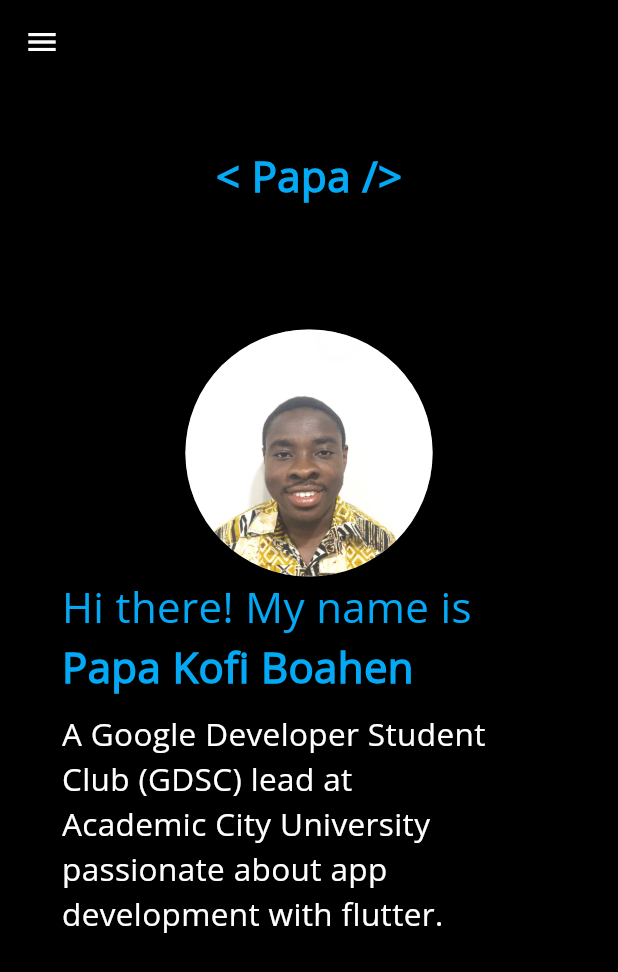
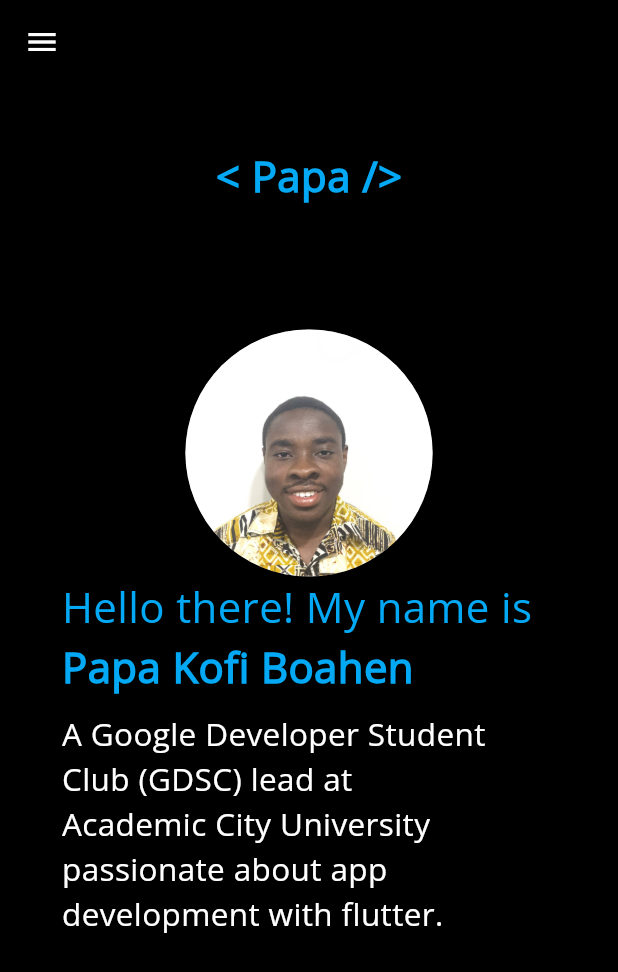
Before and after one commit to StormGear/devportfolio, a Flutter app: the screen it shows after launch, on a phone screen of 412 x 824 dp. Shown: the top 972 px of the screen. Run offline on Flutter 3.47's test engine with Material 2 defaults, Android fonts, the light colour scheme and no system bars; our stand-ins replace firebase_core, get, simple_icons; accounts and stored records are empty; statements that could not run were skipped.

Commit message:
modified address

```diff
--- a/lib/widgets/profile_info.dart
+++ b/lib/widgets/profile_info.dart
@@ -30,7 +30,7 @@ class ProfileInfo extends StatelessWidget {
   Column profileData(Size size) => const Column(
         crossAxisAlignment: CrossAxisAlignment.start,
         children: [
-          Text("Hi there! My name is",
+          Text("Hello there! My name is",
               textScaleFactor: 2, style: TextStyle(color: Colors.lightBlue)),
           Text(
             "Papa Kofi Boahen",
```
